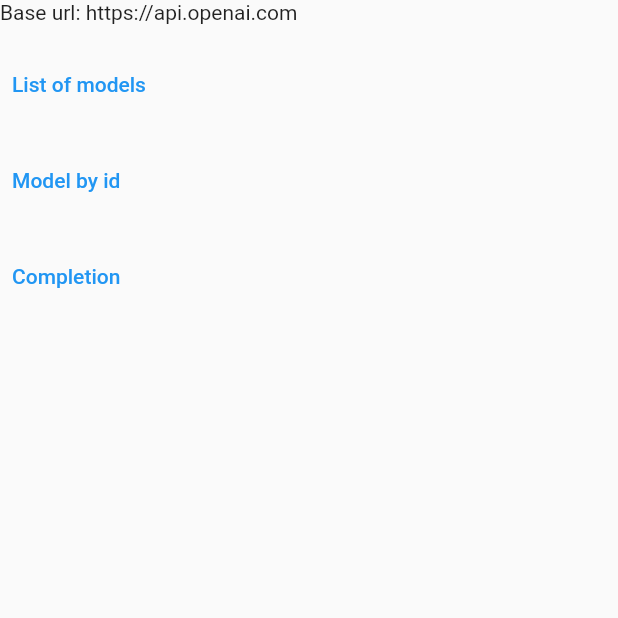
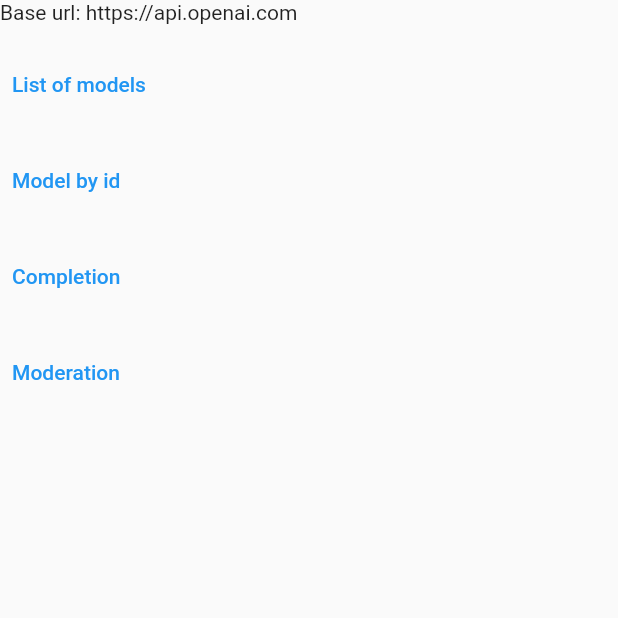
Before and after one commit to federicoviceconti/unofficial_open_api, a Flutter app: the screen it shows after launch, after a tap on "Completion", on a phone screen of 412 x 824 dp, the top half of it. Run offline on Flutter 3.47's test engine with Material 2 defaults, Android fonts, the phone set to English and light mode, and no system bars; our stand-ins replace chopper, flutter_riverpod, freezed_annotation; generated files the repository leaves out were written again; network calls fail.

Commit message:
edit moderation body

```diff
--- a/example/lib/main.dart
+++ b/example/lib/main.dart
@@ -69,6 +69,10 @@ class ExampleOpenAI extends ConsumerWidget {
               child: const Text("Completion"),
             ),
             const SizedBox(height: 16),
+            TextButton(
+              onPressed: () => _moderation(ref),
+              child: const Text("Moderation"),
+            ),
           ],
         ),
       ),
@@ -105,9 +109,11 @@ class ExampleOpenAI extends ConsumerWidget {
   void _completion(WidgetRef ref) async {
     final responseModels = await ref.read(openAIService).createCompletion(
           const CompletionRequest(
-            prompt: 'Create an email for out of office for christmas holiday',
+            prompt:
+                'Create an out of office email sample for christmas holiday',
             model: 'text-davinci-003',
             temperature: 0,
+            maxTokens: 60,
           ),
         );
     if (!responseModels.isSuccessful) return;
@@ -115,6 +121,21 @@ class ExampleOpenAI extends ConsumerWidget {
     final body = responseModels.body;
     if (body == null) return;
 
-    log('Completion: $body');
+    log('$body');
+  }
+
+  void _moderation(WidgetRef ref) async {
+    final responseModels = await ref.read(openAIService).createModeration(
+          const ModerationRequest(
+            input: 'This is Steve, my wonderful dog!',
+            model: 'text-moderation-latest',
+          ),
+        );
+    if (!responseModels.isSuccessful) return;
+
+    final body = responseModels.body;
+    if (body == null) return;
+
+    log('$body');
   }
 }
--- a/lib/model/moderation.dart
+++ b/lib/model/moderation.dart
@@ -6,9 +6,9 @@ part 'moderation.freezed.dart';
 @freezed
 class Moderation with _$Moderation {
   const factory Moderation({
-    final bool? flagged,
-    final ModerationCategories? categories,
-    final ModerationCategoryScores? categoryScores,
+    final String? id,
+    final String? model,
+    final List<ModerationResult>? results,
   }) = _Moderation;
 
   factory Moderation.fromJson(Map<String, dynamic> json) =>
@@ -16,9 +16,22 @@ class Moderation with _$Moderation {
 }
 
 @freezed
+class ModerationResult with _$ModerationResult {
+  const factory ModerationResult({
+    final bool? flagged,
+    final ModerationCategories? categories,
+    final ModerationCategoryScores? categoryScores,
+  }) = _ModerationResult;
+
+  factory ModerationResult.fromJson(Map<String, dynamic> json) =>
+      _$ModerationResultFromJson(json);
+}
+
+@freezed
 class ModerationCategories with _$ModerationCategories {
   const factory ModerationCategories({
-    final bool? hateThreatening,
+    final bool? hate,
+    @JsonKey(name: 'hate/threatening') final bool? hateThreatening,
     @JsonKey(name: 'self-harm') final bool? selfHarm,
     final bool? sexual,
     @JsonKey(name: 'sexual/minors') final bool? sexualMinors,
```
Also changed, not shown: lib/model/moderation.freezed.dart, lib/model/moderation.g.dart.
